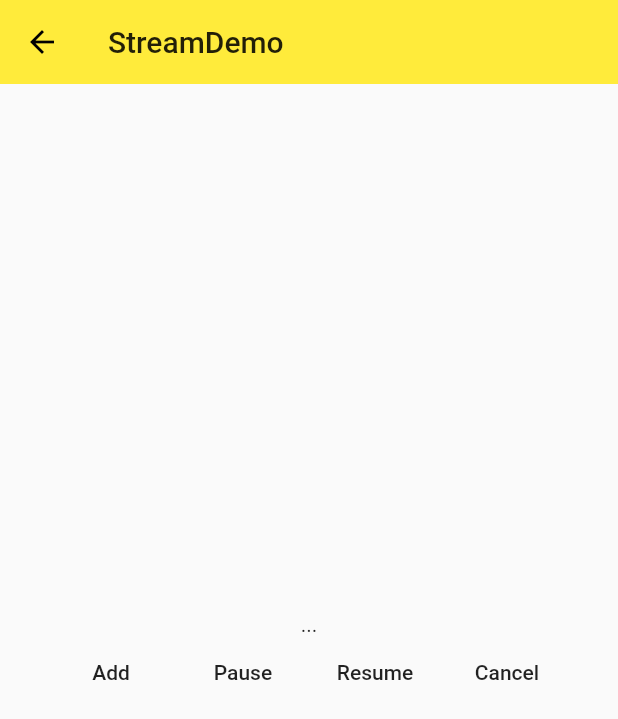
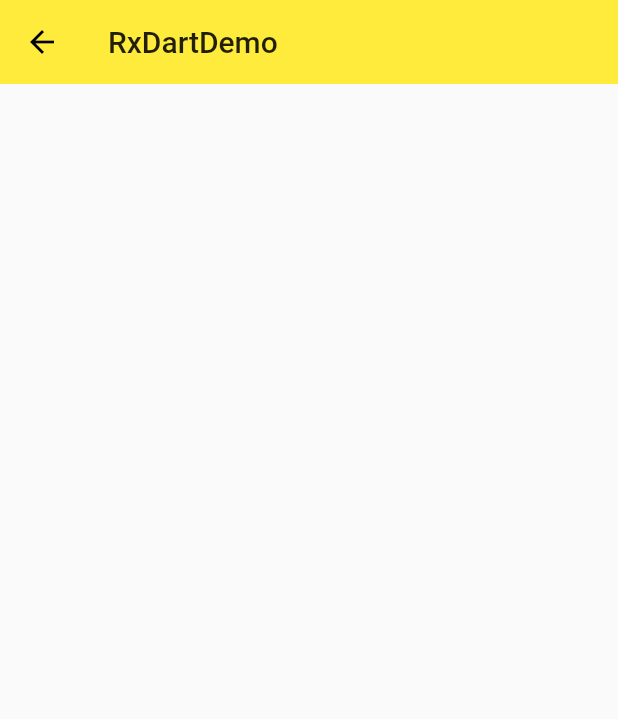
Before and after one commit to yangBlock/Flutter_learn, a Flutter app: the screen it shows after launch, on a phone screen of 412 x 824 dp. Shown: the top 719 px of the screen. Run offline on Flutter 3.47's test engine with Material 2 defaults, Android fonts, the phone set to English and light mode, and no system bars; our stand-ins replace rxdart.

```diff
--- /dev/null
+++ b/lib/demo/rxdart/rxdart_demo.dart
@@ -0,0 +1,39 @@
+import 'package:flutter/material.dart';
+import 'package:rxdart/rxdart.dart';
+import 'dart:async';
+class RxDartDemo extends StatelessWidget {
+  @override
+  Widget build(BuildContext context) {
+    return Scaffold(
+      appBar: AppBar(
+        title: Text('RxDartDemo'),
+        elevation: 0.0,
+      ),
+      body: RxDartDemoHome(),
+    );
+  }
+}
+
+class RxDartDemoHome extends StatefulWidget {
+  @override
+  _RxDartDemoHomeState createState() => _RxDartDemoHomeState();
+}
+
+class _RxDartDemoHomeState extends State<RxDartDemoHome> {
+
+  @override
+  void initState() {
+    // TODO: implement initState
+    super.initState();
+//    Stream<String> _stream =  Stream.fromIterable(['hello','你好']);
+    Stream _stream = Stream.periodic(Duration(seconds: 3),(x) => x.toString());//间隔3秒，打印重复的次数
+    _stream.listen((event) {
+      print(event);
+    });
+
+  }
+  @override
+  Widget build(BuildContext context) {
+    return Container();
+  }
+}
--- a/lib/main.dart
+++ b/lib/main.dart
@@ -12,6 +12,7 @@ import './demo/form_demo.dart';
 import './demo/material_components.dart';
 import './demo/state/state_management.dart';
 import './demo/stream/stream_demo.dart';
+import './demo/rxdart/rxdart_demo.dart';
 void main () => runApp(AppFlutter());
 
 class AppFlutter extends StatelessWidget {
@@ -21,7 +22,7 @@ class AppFlutter extends StatelessWidget {
           debugShowCheckedModeBanner: false,
 //          home: NavigatorDemo(),
           //初始路由
-          initialRoute: '/stream',
+          initialRoute: '/rxdart',
           routes: {//带名字的路由
             '/':(context) => Home(),//初始路由
 //            '/about':(context) => Page(title: 'About'),
@@ -29,6 +30,7 @@ class AppFlutter extends StatelessWidget {
             '/mdc':(context) => MaterialComponents(),
             '/state-management':(context) => StateManagementDemo(),
             '/stream':(context) => StreamDemo(),
+            '/rxdart':(context) => RxDartDemo(),
           },
           theme: ThemeData(
             primarySwatch: Colors.yellow,
--- a/pubspec.yaml
+++ b/pubspec.yaml
@@ -21,6 +21,7 @@ dependencies:
     sdk: flutter
   intl: 0.16.1
   scoped_model: ^1.0.1
+  rxdart: ^0.24.1
   # The following adds the Cupertino Icons font to your application.
   # Use with the CupertinoIcons class for iOS style icons.
   cupertino_icons: ^0.1.2
```
Also changed, not shown: pubspec.lock.
